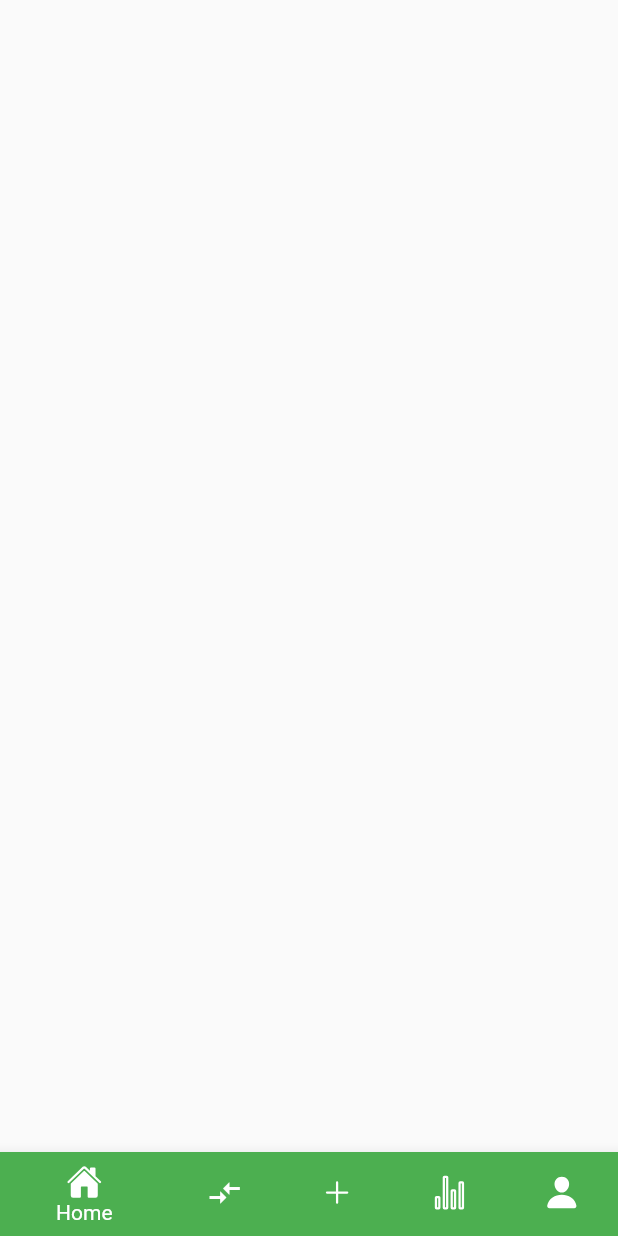
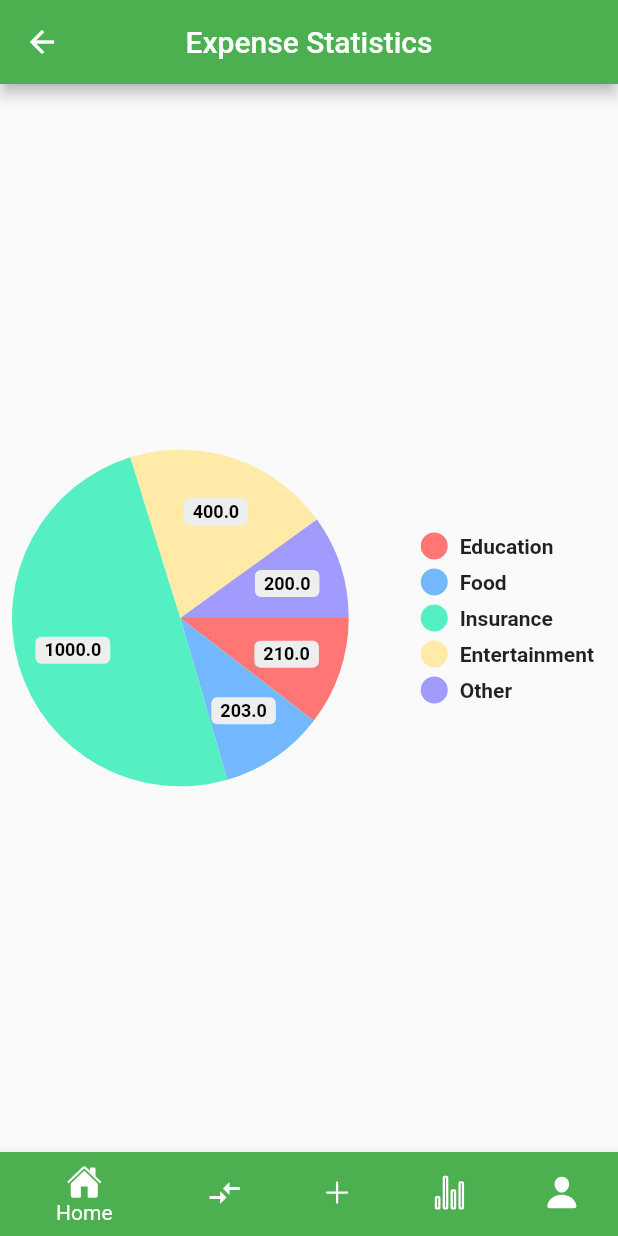
Before and after one commit to asmikhare/moneg-manager, a Flutter app: the MyHomePage screen opened by its route, swiped to page 4, on a phone screen of 412 x 824 dp. Run offline on Flutter 3.47's test engine with Material 2 defaults, Android fonts, the light colour scheme and no system bars; drawn by our look-alikes of pie_chart; our stand-ins replace cloud_firestore, firebase_auth, firebase_core, get, google_fonts, image_picker and 3 more; accounts and stored records are empty.

```diff
--- a/lib/main.dart
+++ b/lib/main.dart
@@ -2,6 +2,7 @@ import 'package:expensetrackermobileapp/provider/change_index_provider.dart';
 import 'package:expensetrackermobileapp/provider/change_selected_category.dart';
 import 'package:expensetrackermobileapp/provider/date_selector_provider.dart';
 import 'package:expensetrackermobileapp/provider/profile_image_provider.dart';
+import 'package:expensetrackermobileapp/provider/show_hide_password.dart';
 import 'package:expensetrackermobileapp/view/forgot_password_page.dart';
 import 'package:expensetrackermobileapp/view/home_page.dart';
 import 'package:expensetrackermobileapp/view/login_page.dart';
@@ -28,6 +29,7 @@ class MyApp extends StatelessWidget {
         ChangeNotifierProvider(create: (context) => ProfileImageProvider()),
         ChangeNotifierProvider(create: (context) => ChangeSelectedCategory()),
         ChangeNotifierProvider(create: (context) => DateSelectorProvider()),
+        ChangeNotifierProvider(create: (context) => ShowHidePassword()),
       ],
       child: MaterialApp(
         debugShowCheckedModeBanner: false,
--- /dev/null
+++ b/lib/provider/show_hide_password.dart
@@ -0,0 +1,9 @@
+import 'package:flutter/material.dart';
+
+class ShowHidePassword with ChangeNotifier {
+  bool isHidden = true;
+  void changeStatus() {
+    isHidden = !isHidden;
+    notifyListeners();
+  }
+}
--- a/lib/view/forgot_password_page.dart
+++ b/lib/view/forgot_password_page.dart
@@ -42,6 +42,10 @@ class _ForgotPasswordScreenState extends State<ForgotPasswordScreen> {
                       "asset/animation/ResetPasswordAnimation.json"),
                 ),
                 TextFormField(
+                  style: const TextStyle(
+                    fontSize: 18,
+                    fontWeight: FontWeight.w500,
+                  ),
                   validator: (value) {
                     final message = EmailValidation.validateEmail(value!);
                     return message;
--- a/lib/view/home_page.dart
+++ b/lib/view/home_page.dart
@@ -58,7 +58,7 @@ class _MyHomePageState extends State<MyHomePage> {
               ),
               BottomNavigationBarItem(
                 icon: Icon(Ionicons.stats_chart_outline),
-                label: "Statitics",
+                label: "Statistics",
                 backgroundColor: Colors.green,
               ),
               BottomNavigationBarItem(
--- a/lib/view/statitics_page.dart
+++ b/lib/view/statitics_page.dart
@@ -1,4 +1,5 @@
 import 'package:flutter/material.dart';
+import 'package:pie_chart/pie_chart.dart';
 
 class StatiticsPage extends StatefulWidget {
   const StatiticsPage({super.key});
@@ -10,6 +11,19 @@ class StatiticsPage extends StatefulWidget {
 class _StatiticsPageState extends State<StatiticsPage> {
   @override
   Widget build(BuildContext context) {
-    return const Scaffold();
+    return Scaffold(
+      appBar: AppBar(
+        title: const Text("Expense Statistics"),
+      ),
+      body: const PieChart(
+        dataMap: {
+          "Education": 210,
+          "Food": 203,
+          "Insurance": 1000,
+          "Entertainment": 400,
+          "Other": 200,
+        },
+      ),
+    );
   }
 }
```
Also changed, not shown: lib/controller/auth_controller.dart (+13 -16 lines), lib/view/login_page.dart (+23 -5 lines), lib/view/signup_page.dart (+39 -6 lines).
